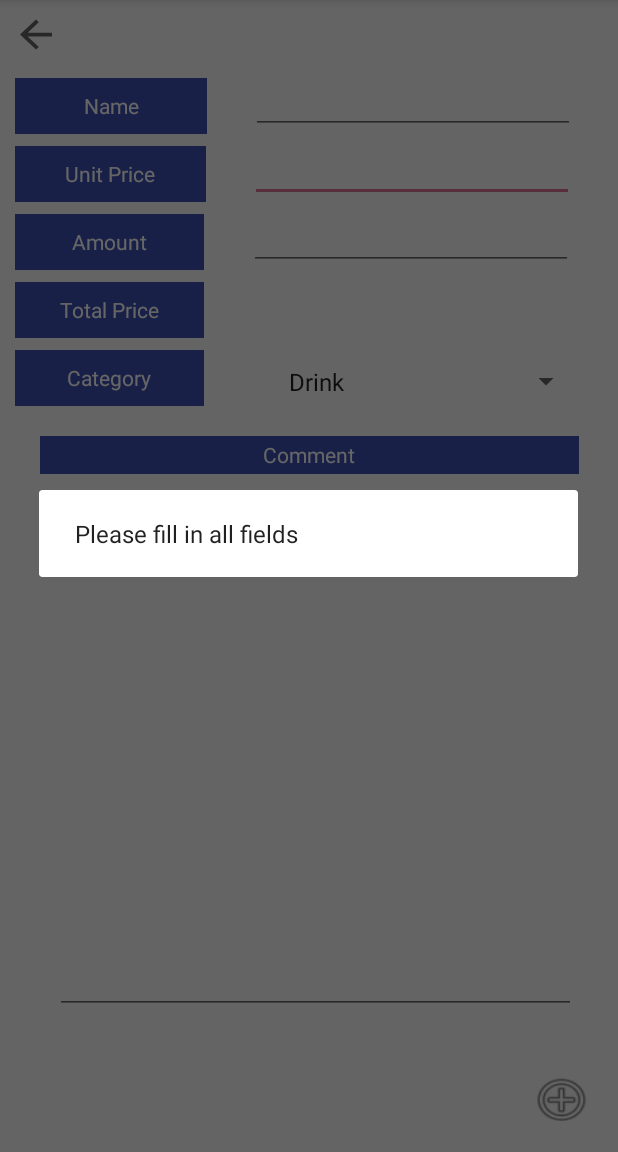
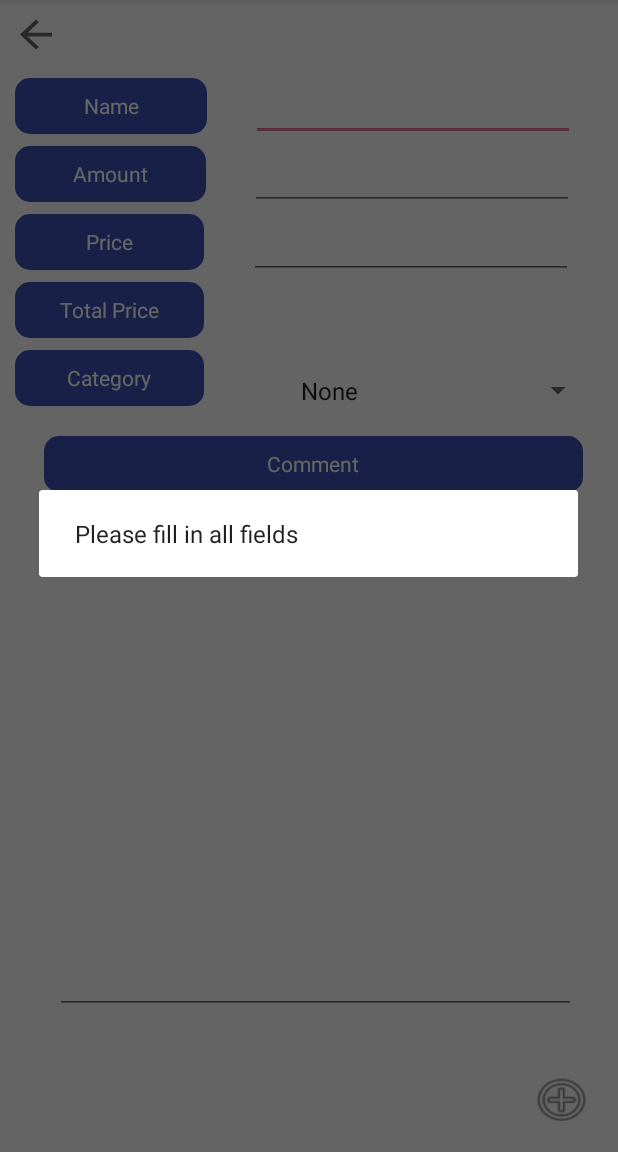
Before and after one commit to CormacCollins/ListAppAndroid, an Android app: the AddItemActivity screen opened directly, with no data from a screen before it, after a tap on an icon or button, on a phone screen of 412 x 824 dp, the part 84-1236 px from its top. Run offline under Robolectric (Android 15) with nearby library versions, the phone set to English and light mode, and no system bars; 1 statement that could not run was skipped.

Commit message:
FIxed up item add page, deletion on hold possible from item list - need to implement in hte list now

```diff
--- a/app/src/main/java/cormaccollins/utas/edu/au/CormacCollins/assignment2/AddItemActivity.java
+++ b/app/src/main/java/cormaccollins/utas/edu/au/CormacCollins/assignment2/AddItemActivity.java
@@ -7,18 +7,20 @@ import android.content.DialogInterface;
 import android.content.Intent;
 import android.os.Bundle;
 import android.support.v7.app.AppCompatActivity;
-import android.view.Gravity;
+import android.text.Editable;
+import android.text.TextWatcher;
 import android.view.View;
 import android.widget.Button;
 import android.widget.EditText;
-import android.widget.LinearLayout;
-import android.widget.PopupWindow;
+import android.widget.Spinner;
 import android.widget.TextView;
 
 
 public class AddItemActivity extends AppCompatActivity {
 
     private String listName = "";
+    private int itemQuantity = 0;
+    private boolean isPriceEntered = false;
 
     @SuppressLint("SetTextI18n")
     @Override
@@ -28,6 +30,10 @@ public class AddItemActivity extends AppCompatActivity {
 
         setListTitle();
 
+
+        //Have cursor start at top
+        EditText editName = (EditText)findViewById(R.id.nameEdit);
+        editName.requestFocus();
 
         Button bckButton = findViewById(R.id.return_to_shopping_list_button);
         bckButton.setOnClickListener(new View.OnClickListener() {
@@ -51,6 +57,70 @@ public class AddItemActivity extends AppCompatActivity {
             }
         });
 
+
+        final EditText itemPriceEdit = findViewById(R.id.ItemPriceEdit);
+        itemPriceEdit.addTextChangedListener(new TextWatcher() {
+            @Override
+            public void beforeTextChanged(CharSequence charSequence, int i, int i1, int i2) {
+
+            }
+
+            @Override
+            public void onTextChanged(CharSequence charSequence, int i, int i1, int i2) {
+
+            }
+
+            @Override
+            public void afterTextChanged(Editable editable) {
+                //if we have a quantity change the total price
+                if(itemQuantity > 0){
+                    String priceText = itemPriceEdit.getText().toString();
+                    float priceVal = Float.parseFloat(priceText);
+                    TextView totalPriceView = findViewById(R.id.CalculateView);
+
+                    float totalPrice = (float) itemQuantity * priceVal;
+                    totalPriceView.setText(String.valueOf(totalPrice));
+                    isPriceEntered = true;
+                }
+            }
+        });
+
+        final EditText itemCountEdit = findViewById(R.id.ItemNumberEdit);
+        itemCountEdit.addTextChangedListener(new TextWatcher() {
+            @Override
+            public void beforeTextChanged(CharSequence charSequence, int i, int i1, int i2) {
+
+            }
+
+            @Override
+            public void onTextChanged(CharSequence charSequence, int i, int i1, int i2) {
+                if(isPriceEntered){
+                    String text = itemCountEdit.getText().toString();
+                    if(!text.equals("")){
+                        itemQuantity = Integer.parseInt(text);
+                    }
+
+                    if(itemQuantity > 0){
+                        String priceText = itemPriceEdit.getText().toString();
+                        float priceVal = Float.parseFloat(priceText);
+                        TextView totalPriceView = findViewById(R.id.CalculateView);
+
+                        float totalPrice = (float) itemQuantity * priceVal;
+                        totalPriceView.setText(String.valueOf(totalPrice));
+                        isPriceEntered = true;
+                    }
+                }
+            }
+
+            @Override
+            public void afterTextChanged(Editable editable) {
+                String text = itemCountEdit.getText().toString();
+                if(!text.equals("")){
+                    itemQuantity = Integer.parseInt(text);
+                }
+            }
+        });
+
     }
 
     private void setListTitle(){
@@ -61,10 +131,12 @@ public class AddItemActivity extends AppCompatActivity {
 
     public void onSubmitClick (View v)
     {
-        EditText e1 = this.findViewById(R.id.AmountEdit);
-        EditText e2 = this.findViewById(R.id.UnitEdit);
+        EditText e1 = this.findViewById(R.id.ItemPriceEdit);
+        EditText e2 = this.findViewById(R.id.ItemNumberEdit);
         TextView t1 = this.findViewById(R.id.CalculateView);
         TextView name = findViewById(R.id.nameEdit);
+        TextView comment = findViewById(R.id.CommentEdit);
+        Spinner category = findViewById(R.id.CategorySpinner);
 
         //Stop empty string errors
         int price = 0;
@@ -83,13 +155,19 @@ public class AddItemActivity extends AppCompatActivity {
         int sum = count * price;
         t1.setText(Integer.toString(sum));
 
+        //get category information
+        String cat = "";
+        if(category.getSelectedItem() != null){
+            cat = category.getSelectedItem().toString();
+        }
 
+        //add new item to code storage
+        Item itm = new Item(itemName, cat, price);
+        String comm = comment.getText().toString();
+        if(comm.equals("")){
+            itm.setDescription(comm);
+        }
 
-        EditText itemEntry = findViewById(R.id.AmountEdit);
-
-        //todo page needs tag adding
-        //add new item to code storage
-        Item itm = new Item(itemName, "", price);
         for(int i = 1; i < count; i++){
             itm.incrementCount();
         }
--- a/app/src/main/java/cormaccollins/utas/edu/au/CormacCollins/assignment2/MainActivity.java
+++ b/app/src/main/java/cormaccollins/utas/edu/au/CormacCollins/assignment2/MainActivity.java
@@ -107,6 +107,7 @@ public class MainActivity extends AppCompatActivity {
                             for(ListData l : lists){
                                 if(l.getListName() == name){
                                     newList = new ListData(l.getListName(), l.getItems(), l.getCategories(), l.getList_id(), 0);
+
                                 }
                             }
 
--- a/app/src/main/java/cormaccollins/utas/edu/au/CormacCollins/assignment2/PublicDBAccess.java
+++ b/app/src/main/java/cormaccollins/utas/edu/au/CormacCollins/assignment2/PublicDBAccess.java
@@ -76,8 +76,8 @@ public class PublicDBAccess {
     // ----------------------------------------------------------------
     // -------------- DELETE -----------------------------------------
     // -----------------------------------------------------------------
-    public static boolean deleteItem(SQLiteDatabase db, Item i){
-        return ItemTable.deleteItem(db, i.getItemId());
+    public static void deleteItem(SQLiteDatabase db, Item i){
+        ItemTable.deleteItem(db, i.getItemId());
     }
 
     public static boolean deleteList(SQLiteDatabase db, ListData ls){
--- /dev/null
+++ b/app/src/main/res/drawable/rounded_rectangle.xml
@@ -0,0 +1,6 @@
+<?xml version="1.0" encoding="utf-8"?>
+<shape xmlns:android="http://schemas.android.com/apk/res/android"
+    android:shape="rectangle" android:layout_height="match_parent" android:layout_width="match_parent">
+    <corners android:radius="10dp" />
+    <solid android:color="@color/colorPrimary" />
+</shape>
--- a/app/src/main/res/layout/add_item_layout.xml
+++ b/app/src/main/res/layout/add_item_layout.xml
@@ -15,9 +15,9 @@
         android:layout_marginLeft="10dp"
         android:layout_marginStart="10dp"
         android:layout_marginTop="52dp"
-        android:background="@color/colorPrimary"
         android:gravity="center"
         android:text="Name"
+        android:background="@drawable/rounded_rectangle"
         android:textColor="@android:color/background_light"
         android:textSize="14sp"
         app:layout_constraintStart_toStartOf="parent"
@@ -61,9 +61,9 @@
         android:layout_marginLeft="10dp"
         android:layout_marginStart="10dp"
         android:layout_marginTop="8dp"
-        android:background="@color/colorPrimary"
         android:gravity="center"
         android:text="@string/Category"
+        android:background="@drawable/rounded_rectangle"
         android:textColor="@android:color/background_light"
         android:textSize="14sp"
         app:layout_constraintStart_toStartOf="parent"
@@ -74,8 +74,8 @@
         android:layout_width="203dp"
         android:layout_height="27dp"
         android:layout_marginBottom="30dp"
-        android:layout_marginEnd="24dp"
-        android:layout_marginRight="24dp"
+        android:layout_marginEnd="16dp"
+        android:layout_marginRight="16dp"
         android:layout_marginTop="15dp"
         android:entries="@array/catagories"
         app:layout_constraintBottom_toTopOf="@+id/CommentEdit"
@@ -90,25 +90,25 @@
         android:layout_marginLeft="10dp"
         android:layout_marginStart="10dp"
         android:layout_marginTop="8dp"
-        android:background="@color/colorPrimary"
+        android:background="@drawable/rounded_rectangle"
         android:gravity="center"
-        android:text="@string/Amount"
+        android:text="Price"
         android:textColor="@android:color/background_light"
         android:textSize="14sp"
         app:layout_constraintStart_toStartOf="parent"
         app:layout_constraintTop_toBottomOf="@+id/UPView" />
 
     <EditText
-        android:id="@+id/AmountEdit"
+        android:id="@+id/ItemNumberEdit"
         android:layout_width="216dp"
-        android:layout_height="37dp"
+        android:layout_height="40dp"
         android:layout_marginEnd="8dp"
         android:layout_marginLeft="8dp"
         android:layout_marginRight="8dp"
         android:layout_marginStart="8dp"
-        android:layout_marginTop="8dp"
+        android:layout_marginTop="6dp"
         android:ems="10"
-        android:gravity="center"
+        android:gravity="left"
         android:inputType="number"
         app:layout_constraintEnd_toEndOf="parent"
         app:layout_constraintStart_toEndOf="@+id/UPView"
@@ -121,29 +121,29 @@
         android:layout_marginLeft="10dp"
         android:layout_marginStart="10dp"
         android:layout_marginTop="8dp"
-        android:background="@color/colorPrimary"
+        android:background="@drawable/rounded_rectangle"
         android:gravity="center"
-        android:text="@string/Unit_price"
+        android:text="@string/Amount"
         android:textColor="@android:color/background_light"
         android:textSize="14sp"
         app:layout_constraintStart_toStartOf="parent"
         app:layout_constraintTop_toBottomOf="@+id/textView" />
 
     <EditText
-        android:id="@+id/UnitEdit"
+        android:id="@+id/ItemPriceEdit"
         android:layout_width="216dp"
-        android:layout_height="37dp"
+        android:layout_height="40dp"
         android:layout_marginEnd="8dp"
         android:layout_marginLeft="8dp"
         android:layout_marginRight="8dp"
         android:layout_marginStart="8dp"
-        android:layout_marginTop="8dp"
+        android:layout_marginTop="6dp"
         android:ems="10"
-        android:gravity="center"
+        android:gravity="top"
         android:inputType="number"
         app:layout_constraintEnd_toEndOf="parent"
         app:layout_constraintStart_toEndOf="@+id/AmountView"
-        app:layout_constraintTop_toBottomOf="@+id/AmountEdit" />
+        app:layout_constraintTop_toBottomOf="@+id/ItemNumberEdit" />
 
     <TextView
         android:id="@+id/TPView"
@@ -152,7 +152,7 @@
         android:layout_marginLeft="10dp"
         android:layout_marginStart="10dp"
         android:layout_marginTop="8dp"
-        android:background="@color/colorPrimary"
+        android:background="@drawable/rounded_rectangle"
         android:gravity="center"
         android:text="@string/Total_price"
         android:textColor="@android:color/background_light"
@@ -163,18 +163,19 @@
     <TextView
         android:id="@+id/CommentView"
         android:layout_width="359dp"
-        android:layout_height="25dp"
+        android:layout_height="37dp"
         android:layout_marginEnd="10dp"
         android:layout_marginLeft="10dp"
         android:layout_marginRight="10dp"
         android:layout_marginStart="10dp"
         android:layout_marginTop="20dp"
-        android:background="@color/colorPrimary"
+        android:background="@drawable/rounded_rectangle"
         android:gravity="center"
         android:text="@string/Comment"
         android:textColor="@android:color/background_light"
         android:textSize="14sp"
         app:layout_constraintEnd_toEndOf="parent"
+        app:layout_constraintHorizontal_bias="0.6"
         app:layout_constraintStart_toStartOf="parent"
         app:layout_constraintTop_toBottomOf="@+id/CategoryView" />
 
@@ -189,6 +190,7 @@
         android:layout_marginStart="10dp"
         android:ems="10"
         android:inputType="text"
+        android:gravity="top"
         app:layout_constraintBottom_toBottomOf="parent"
         app:layout_constraintEnd_toEndOf="parent"
         app:layout_constraintHorizontal_bias="0.777"
@@ -198,23 +200,23 @@
         android:id="@+id/CalculateView"
         android:layout_width="156dp"
         android:layout_height="37dp"
-        android:layout_marginEnd="20dp"
-        android:layout_marginRight="20dp"
+        android:layout_marginEnd="16dp"
+        android:layout_marginRight="16dp"
         android:layout_marginTop="8dp"
         android:gravity="center"
         app:layout_constraintEnd_toEndOf="parent"
-        app:layout_constraintTop_toBottomOf="@+id/UnitEdit" />
+        app:layout_constraintTop_toBottomOf="@+id/ItemPriceEdit" />
 
 
     <EditText
         android:id="@+id/nameEdit"
         android:layout_width="216dp"
-        android:layout_height="37dp"
+        android:layout_height="40dp"
         android:layout_marginEnd="8dp"
         android:layout_marginLeft="8dp"
         android:layout_marginRight="8dp"
         android:layout_marginStart="8dp"
-        android:layout_marginTop="52dp"
+        android:layout_marginTop="54dp"
         android:ems="10"
         android:inputType="textPersonName"
         app:layout_constraintEnd_toEndOf="parent"
--- a/app/src/main/res/layout/list_item_layout.xml
+++ b/app/src/main/res/layout/list_item_layout.xml
@@ -9,6 +9,7 @@
     <TextView
         android:id="@+id/lblItem"
         android:layout_width="176dp"
+        android:onClick="deleteItemMessage"
         android:layout_height="36dp"
         android:layout_marginEnd="8dp"
         android:layout_marginLeft="16dp"
--- a/app/src/main/res/values/strings.xml
+++ b/app/src/main/res/values/strings.xml
@@ -13,6 +13,7 @@
     <string name="Name">Name</string>
 
     <string-array name="catagories">
+        <item>None</item>
         <item>Drink</item>
         <item>Meat</item>
         <item>Vegetable</item>
@@ -22,13 +23,9 @@
     </string-array>
 
     <string-array name="setting">
-        <item></item>
         <item>Name</item>
         <item>Category</item>
     </string-array>
-
-
-
     <string-array name="ArrayName">
         <item>Apple</item>
         <item>Fish</item>
```
Also changed, not shown: app/src/main/java/cormaccollins/utas/edu/au/CormacCollins/assignment2/Item.java (+29 -1 lines), app/src/main/java/cormaccollins/utas/edu/au/CormacCollins/assignment2/ItemAdaptorCallBack.java (added, +7 -0 lines), app/src/main/java/cormaccollins/utas/edu/au/CormacCollins/assignment2/ItemArrayAdapter.java (+26 -1 lines), app/src/main/java/cormaccollins/utas/edu/au/CormacCollins/assignment2/ItemTable.java (+23 -25 lines), app/src/main/java/cormaccollins/utas/edu/au/CormacCollins/assignment2/ListActivity.java (+57 -45 lines).
